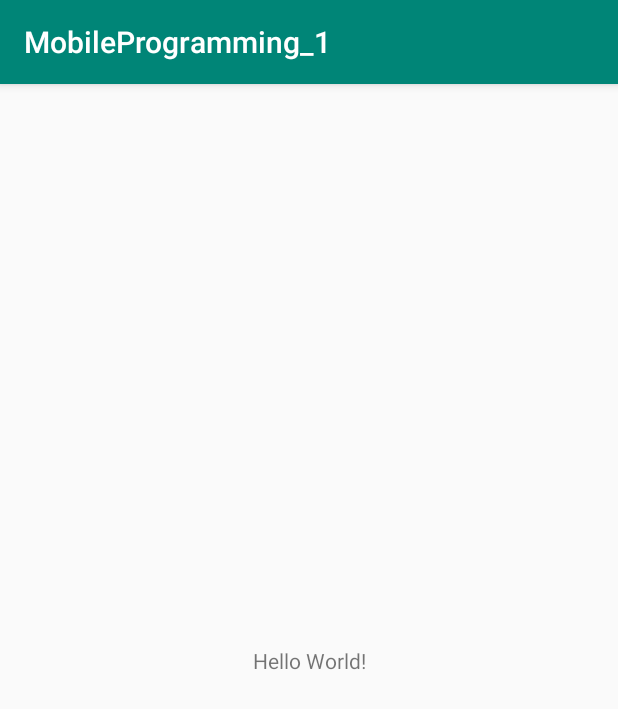
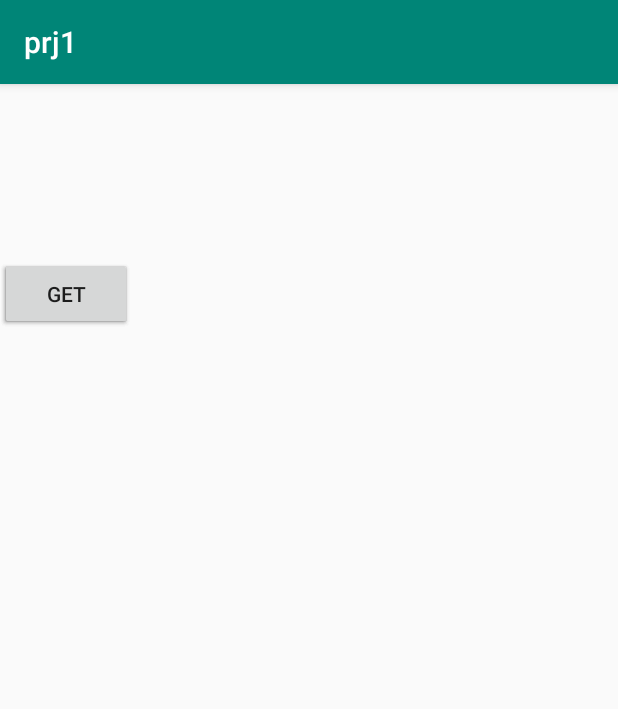
Before and after one commit to sinabolouki/mobileProgramming_1, an Android app: the screen it shows after launch (MainActivity), on a phone screen of 412 x 824 dp. Shown: the top 709 px of the screen. Run offline under Robolectric (Android 15) with nearby library versions, the phone set to English and light mode, and no system bars.

Commit message:
building UI

```diff
--- a/app/src/main/res/layout/activity_main.xml
+++ b/app/src/main/res/layout/activity_main.xml
@@ -6,13 +6,60 @@
     android:layout_height="match_parent"
     tools:context=".MainActivity">
 
-    <TextView
+    <LinearLayout
+        android:id="@+id/linearLayout"
+        android:layout_width="350dp"
+        android:layout_height="500dp"
+        android:layout_marginStart="16dp"
+        android:layout_marginLeft="16dp"
+        android:layout_marginEnd="16dp"
+        android:layout_marginRight="16dp"
+        android:layout_marginBottom="64dp"
+        android:orientation="vertical"
+        app:layout_constraintBottom_toBottomOf="parent"
+        app:layout_constraintEnd_toEndOf="parent"
+        app:layout_constraintHorizontal_bias="0.482"
+        app:layout_constraintStart_toStartOf="parent"></LinearLayout>
+
+    <Button
+        android:id="@+id/button4"
         android:layout_width="wrap_content"
         android:layout_height="wrap_content"
-        android:text="Hello World!"
-        app:layout_constraintBottom_toBottomOf="parent"
-        app:layout_constraintLeft_toLeftOf="parent"
-        app:layout_constraintRight_toRightOf="parent"
-        app:layout_constraintTop_toTopOf="parent" />
+        android:layout_marginTop="16dp"
+        android:layout_marginBottom="16dp"
+        android:text="@string/clear_button"
+        app:layout_constraintBottom_toTopOf="@+id/linearLayout"
+        app:layout_constraintTop_toTopOf="parent"
+        app:layout_constraintVertical_bias="0.804"
+        tools:layout_editor_absoluteX="30dp" />
+
+    <Button
+        android:id="@+id/button6"
+        android:layout_width="wrap_content"
+        android:layout_height="wrap_content"
+        android:layout_marginStart="16dp"
+        android:layout_marginLeft="16dp"
+        android:layout_marginTop="16dp"
+        android:layout_marginEnd="16dp"
+        android:layout_marginRight="16dp"
+        android:layout_marginBottom="16dp"
+        android:text="@string/refresh_button"
+        app:layout_constraintBottom_toTopOf="@+id/linearLayout"
+        app:layout_constraintEnd_toStartOf="@+id/button8"
+        app:layout_constraintStart_toEndOf="@+id/button4"
+        app:layout_constraintTop_toTopOf="parent"
+        app:layout_constraintVertical_bias="0.804" />
+
+    <Button
+        android:id="@+id/button8"
+        android:layout_width="wrap_content"
+        android:layout_height="wrap_content"
+        android:layout_marginTop="16dp"
+        android:layout_marginBottom="16dp"
+        android:text="@string/get_button"
+        app:layout_constraintBottom_toTopOf="@+id/linearLayout"
+        app:layout_constraintTop_toTopOf="parent"
+        app:layout_constraintVertical_bias="0.804"
+        tools:layout_editor_absoluteX="292dp" />
 
 </android.support.constraint.ConstraintLayout>
--- a/app/src/main/res/values/strings.xml
+++ b/app/src/main/res/values/strings.xml
@@ -1,3 +1,6 @@
 <resources>
-    <string name="app_name">MobileProgramming_1</string>
+    <string name="app_name">prj1</string>
+    <string name="clear_button">Clear</string>
+    <string name="refresh_button">Refresh</string>
+    <string name="get_button">Get</string>
 </resources>
--- a/build.gradle
+++ b/build.gradle
@@ -7,7 +7,7 @@ buildscript {
 
     }
     dependencies {
-        classpath 'com.android.tools.build:gradle:3.3.0'
+        classpath 'com.android.tools.build:gradle:3.3.1'
 
         // NOTE: Do not place your application dependencies here; they belong
         // in the individual module build.gradle files
```
